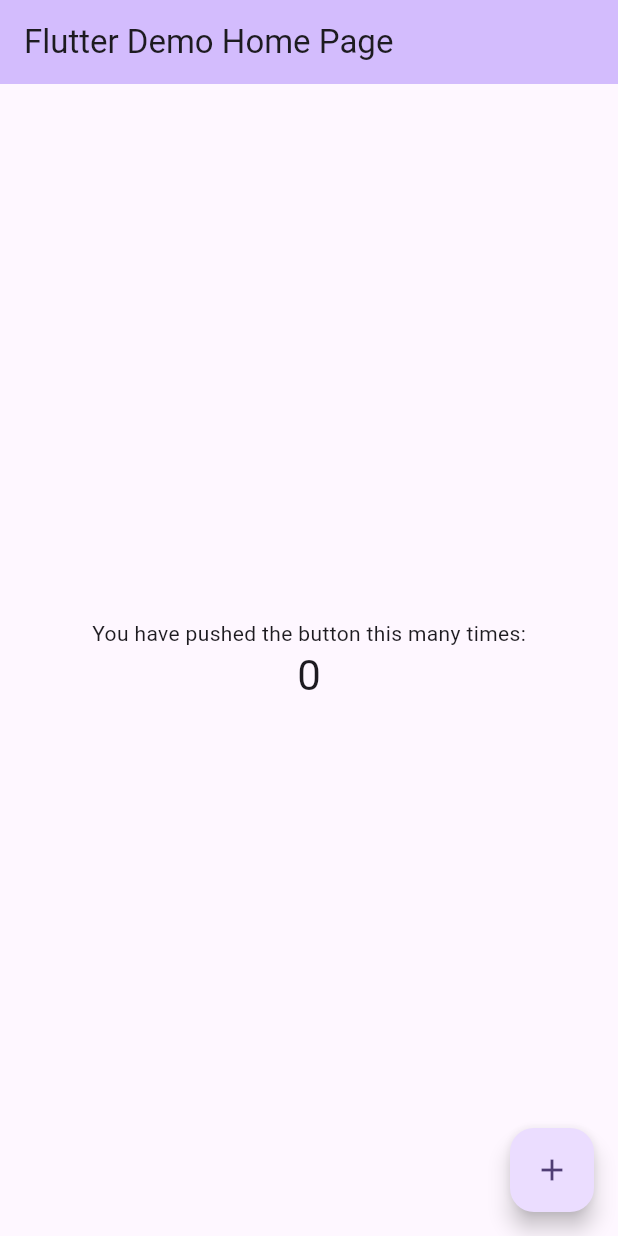
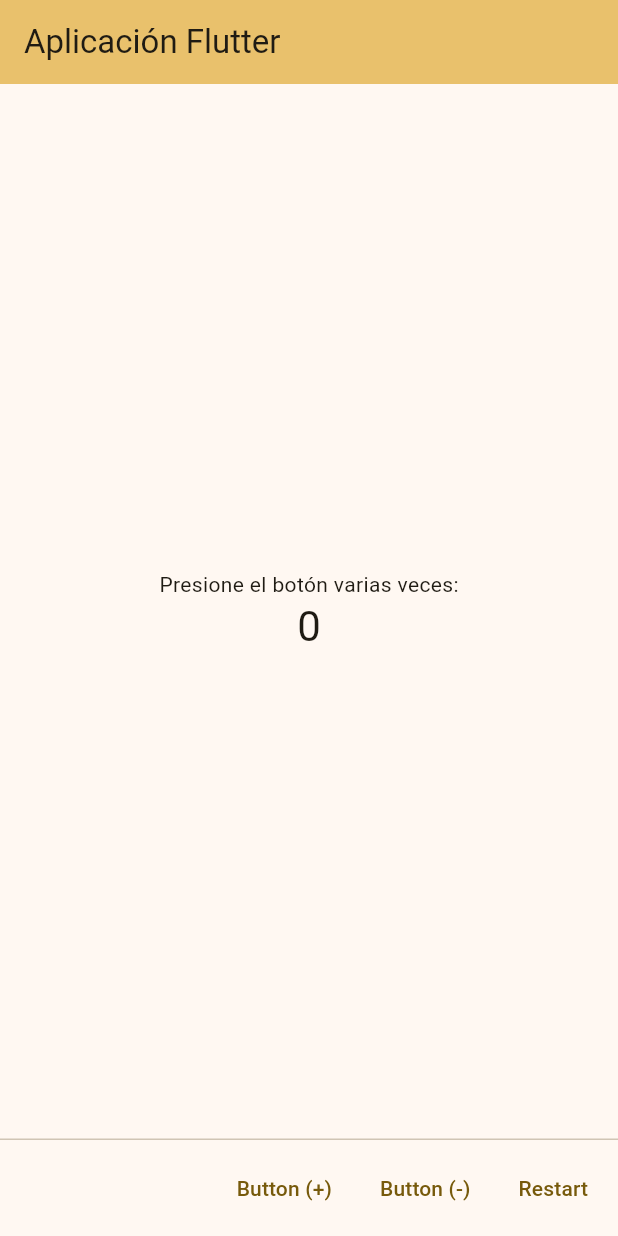
Before and after one commit to etoPok/mobile_dev, a Flutter app: the screen it shows after launch, on a phone screen of 412 x 824 dp. Run offline on Flutter 3.47's test engine with Material 3 defaults, Android fonts, the phone set to English and light mode, and no system bars.

Commit message:
feat: add new persistent footer buttons
- add increment, decrement and reset functions

```diff
--- a/application_laboratorio/lib/main.dart
+++ b/application_laboratorio/lib/main.dart
@@ -28,9 +28,9 @@ class MyApp extends StatelessWidget {
         //
         // This works for code too, not just values: Most code changes can be
         // tested with just a hot reload.
-        colorScheme: ColorScheme.fromSeed(seedColor: Colors.deepPurple),
+        colorScheme: ColorScheme.fromSeed(seedColor: Colors.amber),
       ),
-      home: const MyHomePage(title: 'Flutter Demo Home Page'),
+      home: const MyHomePage(title: 'Aplicación Flutter'),
     );
   }
 }
@@ -64,6 +64,20 @@ class _MyHomePageState extends State<MyHomePage> {
       // _counter without calling setState(), then the build method would not be
       // called again, and so nothing would appear to happen.
       _counter++;
+    });
+
+  }
+
+  void _decreaseCounter() {
+    setState(() {
+      if (_counter <= 0) return;
+      _counter--;
+    });
+  }
+
+  void _restartCounter() {
+    setState(() {
+      _counter = 0;
     });
   }
 
@@ -104,7 +118,7 @@ class _MyHomePageState extends State<MyHomePage> {
           // wireframe for each widget.
           mainAxisAlignment: MainAxisAlignment.center,
           children: <Widget>[
-            const Text('You have pushed the button this many times:'),
+            const Text('Presione el botón varias veces:'),
             Text(
               '$_counter',
               style: Theme.of(context).textTheme.headlineMedium,
@@ -112,11 +126,20 @@ class _MyHomePageState extends State<MyHomePage> {
           ],
         ),
       ),
-      floatingActionButton: FloatingActionButton(
-        onPressed: _incrementCounter,
-        tooltip: 'Increment',
-        child: const Icon(Icons.add),
-      ), // This trailing comma makes auto-formatting nicer for build methods.
+      // floatingActionButton: FloatingActionButton(
+      //   onPressed: _incrementCounter,
+      //   tooltip: 'Increment',
+      //   child: const Icon(Icons.ac_unit_sharp),
+      // ), // This trailing comma makes auto-formatting nicer for build methods.
+      persistentFooterButtons: getPersistentFooterButtons,
     );
   }
+
+  List<Widget> get getPersistentFooterButtons {
+    return <Widget>[
+      TextButton(onPressed: _incrementCounter, child: Text("Button (+)")),
+      TextButton(onPressed: _decreaseCounter, child: const Text("Button (-)")),
+      TextButton(onPressed: _restartCounter, child: const Text("Restart"))
+    ];
+  }
 }
```
Also changed, not shown: 1 other file.
